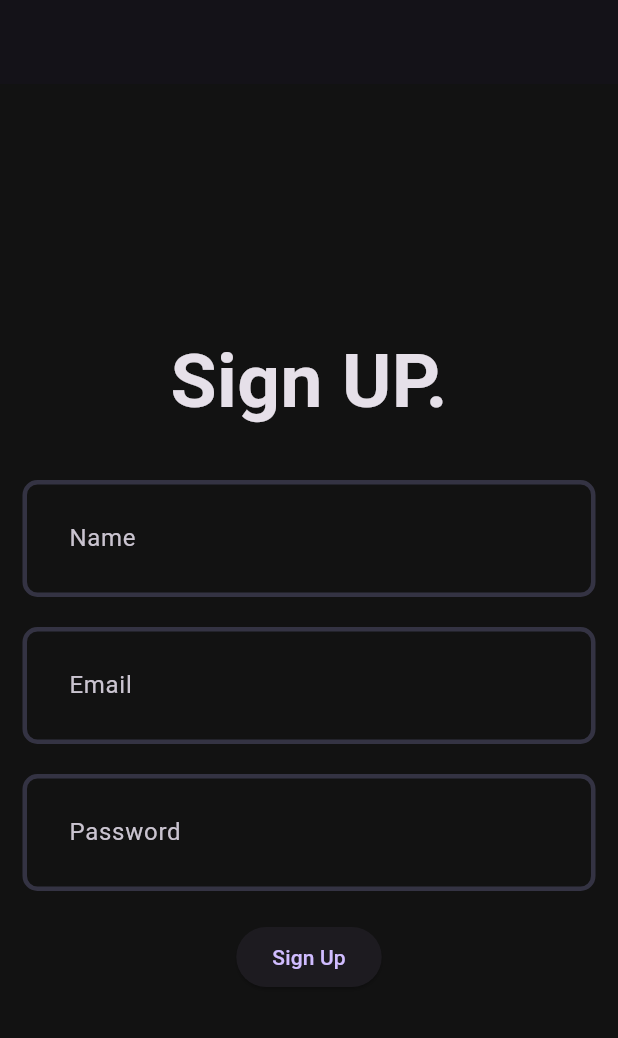
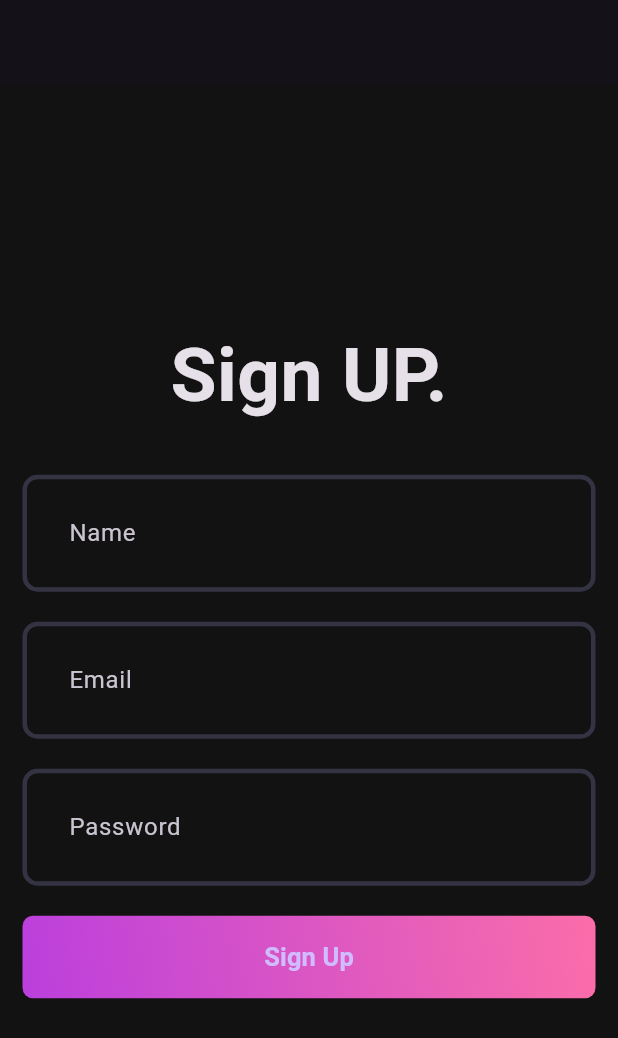
Before and after one commit to AUTU8M/clef-client, a Flutter app: the screen it shows after launch, on a phone screen of 412 x 824 dp. Shown: the top 1038 px of the screen. Run offline on Flutter 3.47's test engine with Material 3 defaults, Android fonts, the phone set to English and light mode, and no system bars.

Commit message:
will work later

```diff
--- a/lib/features/auth/view/widgets/auth_gradient_button.dart
+++ b/lib/features/auth/view/widgets/auth_gradient_button.dart
@@ -1,3 +1,4 @@
+import 'package:client/core/theme/app_pallete.dart';
 import 'package:flutter/material.dart';
 
 class AuthGradientButton extends StatelessWidget {
@@ -5,6 +6,29 @@ class AuthGradientButton extends StatelessWidget {
 
   @override
   Widget build(BuildContext context) {
-    return ElevatedButton(onPressed: () {}, child: Text("Sign Up"));
+    return Container(
+      decoration: BoxDecoration(
+          gradient: LinearGradient(
+            colors: [
+              Pallete.gradient1,
+              Pallete.gradient2,
+            ],
+            begin: Alignment.bottomLeft,
+            end: Alignment.topRight,
+          ),
+          borderRadius: BorderRadius.circular(7)),
+      child: ElevatedButton(
+        onPressed: () {},
+        style: ElevatedButton.styleFrom(
+          fixedSize: const Size(395, 55),
+          backgroundColor: Pallete.transparentColor,
+          shadowColor: Pallete.transparentColor,
+        ),
+        child: Text(
+          "Sign Up",
+          style: TextStyle(fontSize: 17, fontWeight: FontWeight.w600),
+        ),
+      ),
+    );
   }
 }
```
